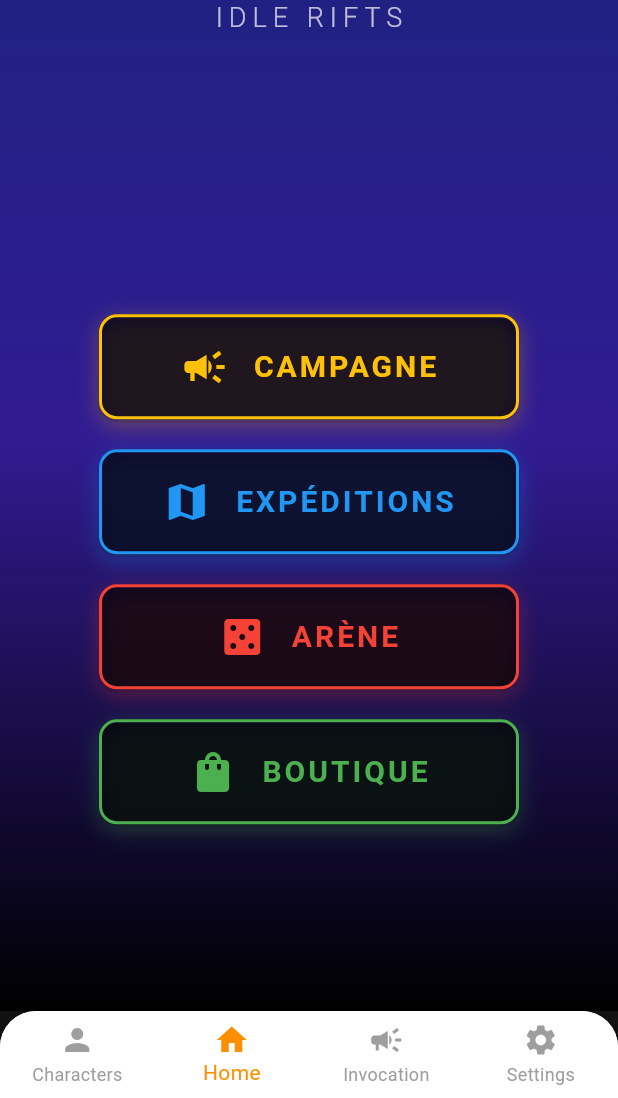
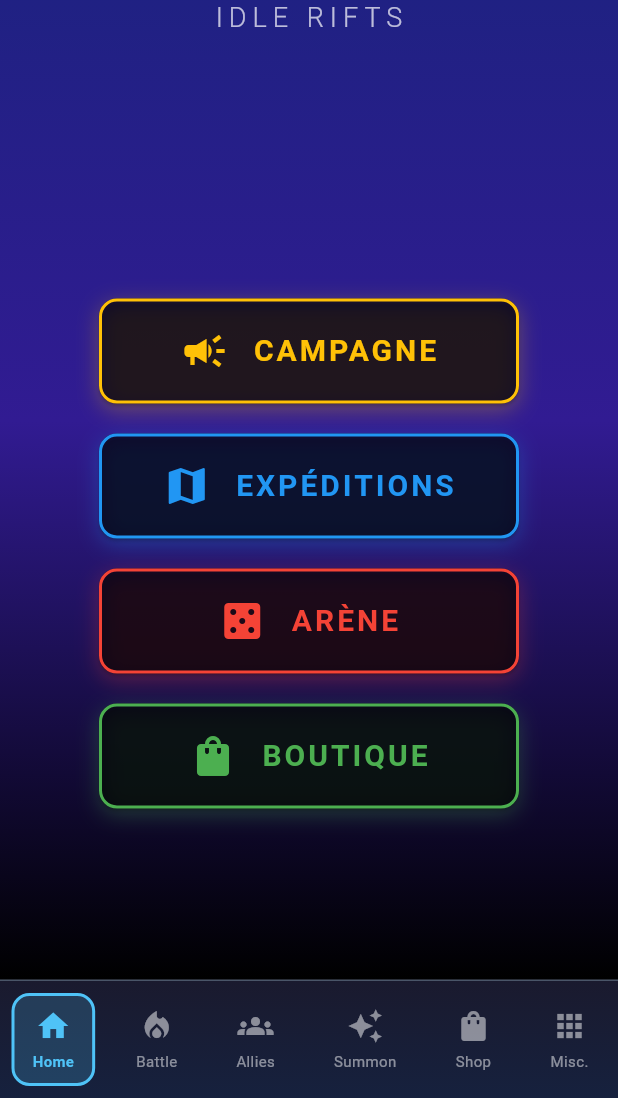
Before and after one commit to Angel-42/Dice-Destiny-Idle-Rifts, a Flutter app: the GameNavbar screen opened directly, on a phone screen of 412 x 824 dp, the part 138-1236 px from its top. Run offline on Flutter 3.47's test engine with Material 3 defaults, Android fonts, the phone set to English and light mode, and no system bars; our stand-ins replace cloud_firestore, firebase_auth, firebase_core, google_sign_in; accounts and stored records are empty.

Commit message:
[FEAT] Add Battle, Summon, Shop, and Misc screens with navigation integration

```diff
--- a/lib/src/widgets/game_navbar.dart
+++ b/lib/src/widgets/game_navbar.dart
@@ -1,8 +1,10 @@
 import 'package:flutter/material.dart';
 import '../screens/characters_screen.dart';
 import '../screens/home_screen.dart';
-import '../screens/invocation_screen.dart';
-import '../screens/settings_screen.dart';
+import '../screens/battle_screen.dart';
+import '../screens/summon_screen.dart';
+import '../screens/shop_screen.dart';
+import '../screens/misc_screen.dart';
 
 class GameNavbar extends StatefulWidget {
   const GameNavbar({super.key});
@@ -12,7 +14,7 @@ class GameNavbar extends StatefulWidget {
 }
 
 class GameNavbarState extends State<GameNavbar> {
-  int _selectedIndex = 1;
+  int _selectedIndex = 0; // 👈 Home par défaut
 
   late final List<Widget> _widgetOptions;
 
@@ -20,13 +22,14 @@ class GameNavbarState extends State<GameNavbar> {
   void initState() {
     super.initState();
     _widgetOptions = <Widget>[
-      CharactersScreen(),
-      MainMenuScreen(),
-      InvocationScreen(),
-      SettingsScreen(),
+      const MainMenuScreen(),    // Home
+      const BattleScreen(),      // Battle
+      const CharactersScreen(),  // Allies (Characters)
+      const SummonScreen(),      // Summon
+      const ShopScreen(),        // Shop
+      const MiscScreen(),        // Misc.
     ];
   }
-
 
   void _onItemTapped(int index) {
     setState(() {
@@ -43,34 +46,121 @@ class GameNavbarState extends State<GameNavbar> {
       ),
       bottomNavigationBar: Container(
         decoration: BoxDecoration(
-          color: Colors.white,
-          borderRadius: BorderRadius.vertical(top: Radius.circular(24)),
+          gradient: LinearGradient(
+            colors: [
+              const Color(0xFF1A1A2E),
+              const Color(0xFF16213E),
+            ],
+            begin: Alignment.topCenter,
+            end: Alignment.bottomCenter,
+          ),
           boxShadow: [
             BoxShadow(
-              color: Colors.black12,
-              blurRadius: 8,
+              color: Colors.black.withOpacity(0.3),
+              blurRadius: 12,
+              offset: const Offset(0, -4),
             ),
           ],
+          border: Border(
+            top: BorderSide(
+              color: const Color(0xFF4A5568),
+              width: 1,
+            ),
+          ),
         ),
-        child: ClipRRect(
-          borderRadius: BorderRadius.vertical(top: Radius.circular(24)),
-          child: BottomNavigationBar(
-            items: const <BottomNavigationBarItem>[
-              BottomNavigationBarItem(icon: Icon(Icons.person), label: 'Characters'),
-              BottomNavigationBarItem(icon: Icon(Icons.home), label: 'Home'),
-              BottomNavigationBarItem(icon: Icon(Icons.campaign), label: 'Invocation'),
-              BottomNavigationBarItem(icon: Icon(Icons.settings), label: 'Settings'),
-            ],
-            currentIndex: _selectedIndex,
-            selectedItemColor: Colors.amber[800],
-            unselectedItemColor: Colors.grey,
-            backgroundColor: Colors.white,
-            onTap: _onItemTapped,
-            type: BottomNavigationBarType.fixed,
-            elevation: 0,
+        child: SafeArea(
+          child: Padding(
+            padding: const EdgeInsets.symmetric(vertical: 8),
+            child: Row(
+              mainAxisAlignment: MainAxisAlignment.spaceAround,
+              children: [
+                _buildNavItem(
+                  icon: Icons.home,
+                  label: 'Home',
+                  index: 0,
+                  color: const Color(0xFF4FC3F7),
+                ),
+                _buildNavItem(
+                  icon: Icons.local_fire_department,
+                  label: 'Battle',
+                  index: 1,
+                  color: const Color(0xFFFF6B6B),
+                ),
+                _buildNavItem(
+                  icon: Icons.groups,
+                  label: 'Allies',
+                  index: 2,
+                  color: const Color(0xFF9C27B0),
+                ),
+                _buildNavItem(
+                  icon: Icons.auto_awesome,
+                  label: 'Summon',
+                  index: 3,
+                  color: const Color(0xFFFFA726),
+                ),
+                _buildNavItem(
+                  icon: Icons.shopping_bag,
+                  label: 'Shop',
+                  index: 4,
+                  color: const Color(0xFF66BB6A),
+                ),
+                _buildNavItem(
+                  icon: Icons.apps,
+                  label: 'Misc.',
+                  index: 5,
+                  color: const Color(0xFF78909C),
+                ),
+              ],
+            ),
           ),
         ),
       ),
     );
   }
+
+  Widget _buildNavItem({
+    required IconData icon,
+    required String label,
+    required int index,
+    required Color color,
+  }) {
+    final isSelected = _selectedIndex == index;
+
+    return InkWell(
+      onTap: () => _onItemTapped(index),
+      borderRadius: BorderRadius.circular(12),
+      child: AnimatedContainer(
+        duration: const Duration(milliseconds: 200),
+        padding: const EdgeInsets.symmetric(horizontal: 12, vertical: 8),
+        decoration: BoxDecoration(
+          color: isSelected
+              ? color.withOpacity(0.2)
+              : Colors.transparent,
+          borderRadius: BorderRadius.circular(12),
+          border: isSelected
+              ? Border.all(color: color, width: 2)
+              : null,
+        ),
+        child: Column(
+          mainAxisSize: MainAxisSize.min,
+          children: [
+            Icon(
+              icon,
+              color: isSelected ? color : Colors.white.withOpacity(0.5),
+              size: 24,
+            ),
+            const SizedBox(height: 4),
+            Text(
+              label,
+              style: TextStyle(
+                color: isSelected ? color : Colors.white.withOpacity(0.5),
+                fontSize: 10,
+                fontWeight: isSelected ? FontWeight.bold : FontWeight.normal,
+              ),
+            ),
+          ],
+        ),
+      ),
+    );
+  }
 }
```
Also changed, not shown: lib/main.dart (+32 -2 lines), lib/src/screens/battle_screen.dart (added, +171 -0 lines), lib/src/screens/misc_screen.dart (added, +237 -0 lines), lib/src/screens/shop_screen.dart (added, +20 -0 lines), lib/src/screens/summon_screen.dart (added, +20 -0 lines).
